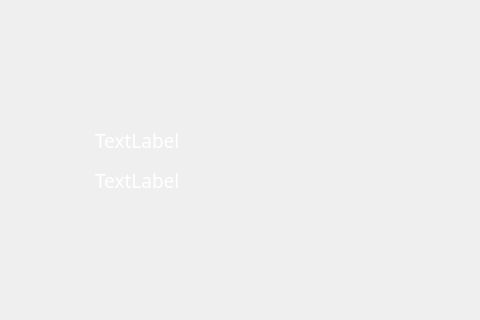
Old version of the form userprofile.ui in the repository Abdo61086/Draft4; both pictures show x 305 to 785 and y 145 to 465 of the 964 by 612 pixel window.
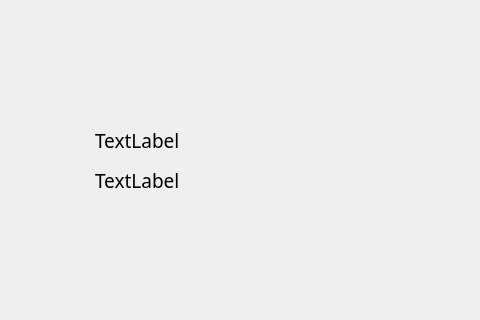
New version of the form.

Diff of the .ui file:
```diff
--- a/userprofile.ui
+++ b/userprofile.ui
@@ -107,9 +107,6 @@
    <property name="layoutDirection">
     <enum>Qt::LayoutDirection::LeftToRight</enum>
    </property>
-   <property name="styleSheet">
-    <string notr="true">color: rgb( 255,255, 255);</string>
-   </property>
    <property name="text">
     <string>TextLabel</string>
    </property>
@@ -119,7 +116,7 @@
     <rect>
      <x>400</x>
      <y>300</y>
-     <width>141</width>
+     <width>291</width>
      <height>51</height>
     </rect>
    </property>
@@ -133,9 +130,6 @@
    <property name="layoutDirection">
     <enum>Qt::LayoutDirection::LeftToRight</enum>
    </property>
-   <property name="styleSheet">
-    <string notr="true">color: rgb( 255,255, 255)</string>
-   </property>
    <property name="text">
     <string>TextLabel</string>
    </property>
```
